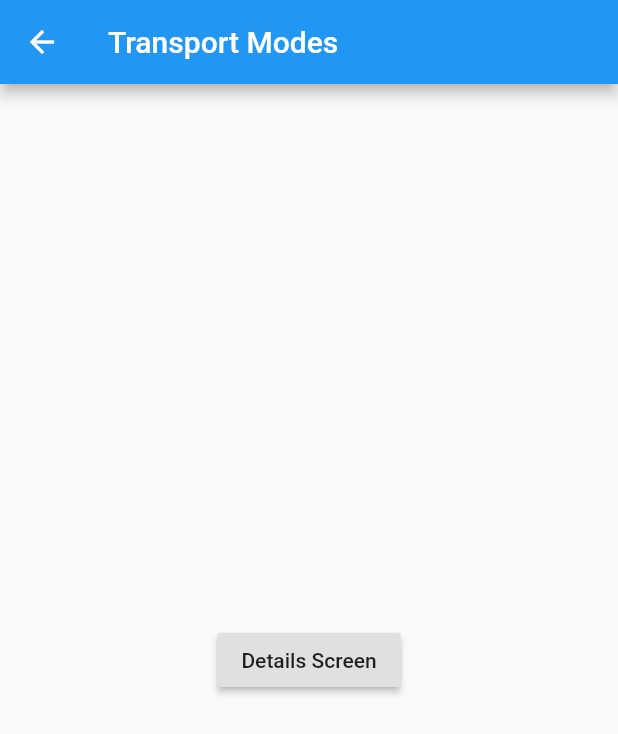
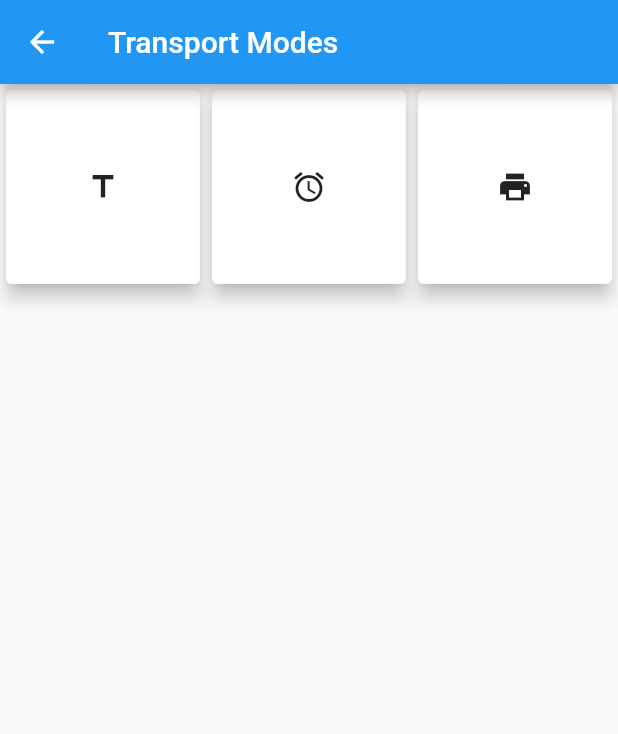
Before and after one commit to SAITARUN55/metroapp, a Flutter app: the TransportModes screen opened directly, on a phone screen of 412 x 824 dp. Shown: the top 734 px of the screen. Run offline on Flutter 3.47's test engine with Material 2 defaults, Android fonts, the phone set to English and light mode, and no system bars.

Commit message:
Added transport mode

```diff
--- a/lib/main.dart
+++ b/lib/main.dart
@@ -32,7 +32,7 @@ class _HomeState extends State<Home> {
       final String gambar = karakternya["gambar"];
       Places.add(
         new Container(
-          child: new Card( child:
+          child: new Card(child:
             new Column(
               children: <Widget>[
                 new Image.asset("assets/$gambar", fit: BoxFit.cover,),
--- a/lib/screens/transport_modes.dart
+++ b/lib/screens/transport_modes.dart
@@ -1,5 +1,5 @@
 import 'package:flutter/material.dart';
-import 'package:metroapp/screens/transport_mode_details.dart';
+import 'search_routes.dart';
 
 class TransportModes extends StatefulWidget {
   TransportModes({Key key}) : super(key: key);
@@ -9,22 +9,51 @@ class TransportModes extends StatefulWidget {
 }
 
 class _TransportModesState extends State<TransportModes> {
+
+  List<TransportMode> list=[
+    TransportMode(title:"Metro",iconData:Icons.title,page:SearchRoutes()),
+    TransportMode(title:"Bus",iconData:Icons.access_alarm,page:SearchRoutes()),
+    TransportMode(title:"Train",iconData:Icons.print,page:SearchRoutes())
+  ];
+
   @override
   Widget build(BuildContext context) {
     return Scaffold(
+
       appBar: AppBar(
+
         title: Text('Transport Modes'),
       ),
       body: Container(
-        child: Center(
-          child: RaisedButton(
-            child: Text('Details Screen'),
-            onPressed: (){
-              Navigator.push(context, MaterialPageRoute(builder: (_)=> TransportModeDetails()));
-            }
-             ),
-           )
-         )
-       );
+        child: GridView.builder(itemCount: list.length,gridDelegate: SliverGridDelegateWithFixedCrossAxisCount(crossAxisCount: 3), itemBuilder: (BuildContext context,int index){
+
+          return GestureDetector(
+
+            child: Card(
+
+              elevation: 5.0,
+
+              child: Container(
+
+                alignment: Alignment.center,
+
+                child:Icon(list[index].iconData),
+
+              ),
+            ),
+          );
+        })
+      )
+    );
   }
 }
+
+
+class TransportMode{
+
+  String title;
+  IconData iconData;
+  Widget page;
+
+  TransportMode({@required this.title,@required this.iconData,@required this.page});
+}
```
Also changed, not shown: pubspec.lock, 3 other files.
